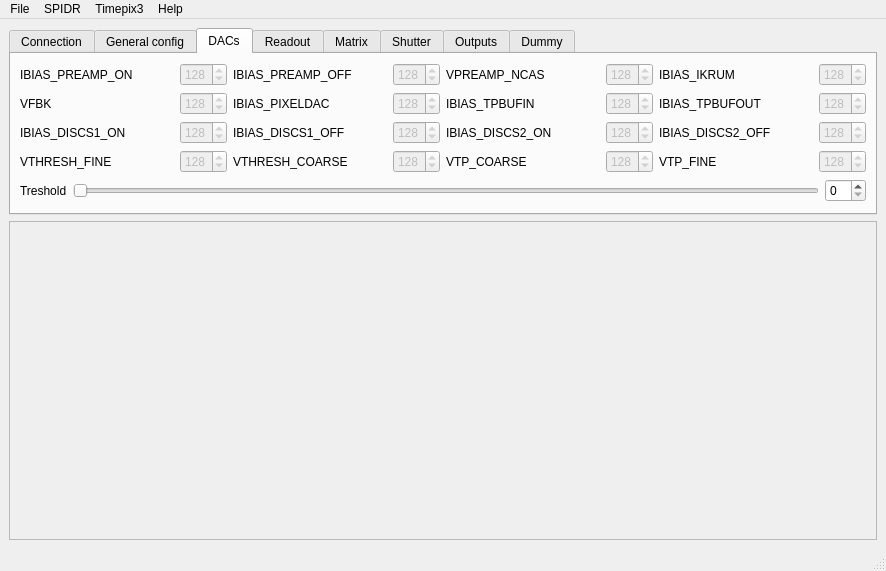
The window that python/ui/MainWnd.ui (navrit/dexter) describes before a commit, drawn with Qt 5.
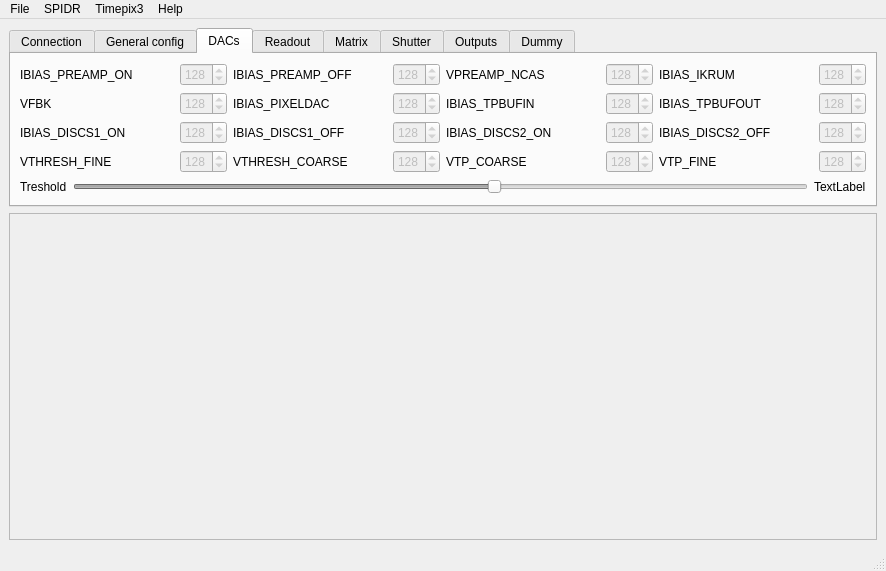
The same window after the commit. The open tabs and pages were chosen to show the change. Custom widgets are drawn as their Qt base class.

Commit message: [python] gui tuning

Diff of the .ui file:
```diff
--- a/python/ui/MainWnd.ui
+++ b/python/ui/MainWnd.ui
@@ -888,13 +888,23 @@
               <property name="enabled">
                <bool>false</bool>
               </property>
+              <property name="maximum">
+               <number>2000</number>
+              </property>
+              <property name="value">
+               <number>1150</number>
+              </property>
               <property name="orientation">
                <enum>Qt::Horizontal</enum>
               </property>
              </widget>
             </item>
             <item>
-             <widget class="QSpinBox" name="spinBox"/>
+             <widget class="QLabel" name="labelThreshold">
+              <property name="text">
+               <string>TextLabel</string>
+              </property>
+             </widget>
             </item>
            </layout>
           </item>
```
Left out of the diff: 32 changed lines with no effect on the pictures. The commit also changes 1 other file.
